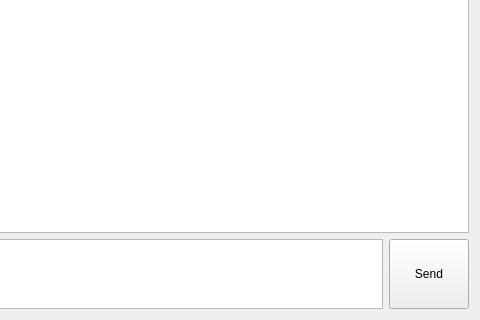
Old version of the form microchat.ui in the repository KarlZeilhofer/microchat; both pictures show x 465 to 945 and y 116 to 436 of the 945 by 436 pixel window.
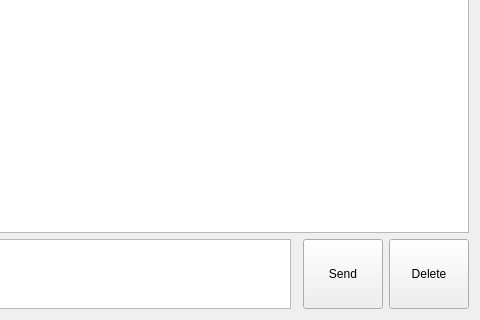
New version of the form.

Commit message: Lösch Button

Patch:
```diff
--- a/microchat.ui
+++ b/microchat.ui
@@ -30,7 +30,7 @@
      </property>
     </widget>
    </item>
-   <item row="1" column="1">
+   <item row="1" column="2">
     <widget class="QPushButton" name="pushButton_send">
      <property name="sizePolicy">
       <sizepolicy hsizetype="Minimum" vsizetype="Expanding">
@@ -43,7 +43,20 @@
      </property>
     </widget>
    </item>
-   <item row="0" column="0" colspan="2">
+   <item row="1" column="3">
+    <widget class="QPushButton" name="pushButton_delete">
+     <property name="sizePolicy">
+      <sizepolicy hsizetype="Minimum" vsizetype="Expanding">
+       <horstretch>0</horstretch>
+       <verstretch>0</verstretch>
+      </sizepolicy>
+     </property>
+     <property name="text">
+      <string>Delete</string>
+     </property>
+    </widget>
+   </item>
+   <item row="0" column="0" colspan="4">
     <widget class="QPlainTextEdit" name="plainTextEdit_chat">
      <property name="sizePolicy">
       <sizepolicy hsizetype="Expanding" vsizetype="Expanding">
```
The commit also changes 2 other files.
